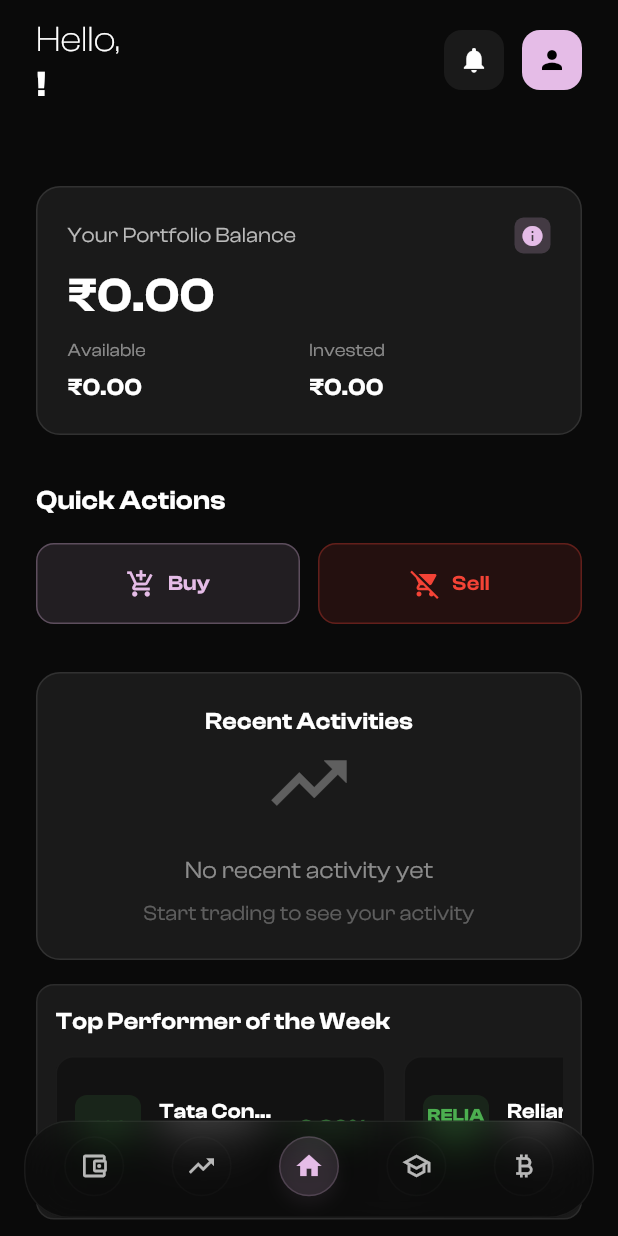
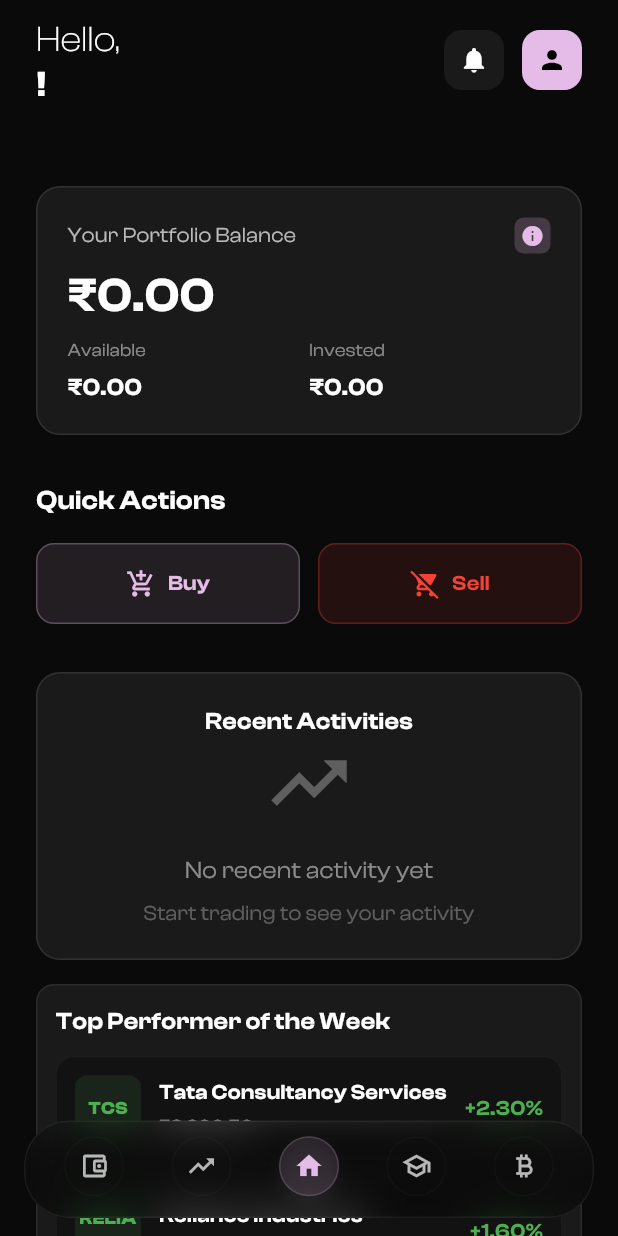
Before and after one commit to nikkhilpareek/virtual_trading_app, a Flutter app: the screen it shows once a user with an empty profile is signed in, on a phone screen of 412 x 824 dp. Run offline on Flutter 3.47's test engine with Material 3 defaults, Android fonts, the light colour scheme and no system bars; our stand-ins replace equatable, flutter_bloc, flutter_markdown, flutter_tts, image_picker, supabase_flutter; accounts and stored records are empty.

Commit message:
fix: update _buildTopPerformers to accept context and improve layout

```diff
--- a/lib/screens/home_page.dart
+++ b/lib/screens/home_page.dart
@@ -198,7 +198,7 @@ class _HomePageState extends State<HomePage> {
   }
 }
 
-Widget _buildTopPerformers() {
+Widget _buildTopPerformers(BuildContext context) {
   // Mock NSE top performers
   final List<Map<String, Object>> topStocks = [
     {
@@ -237,6 +237,7 @@ Widget _buildTopPerformers() {
     child: Column(
       crossAxisAlignment: CrossAxisAlignment.start,
       children: [
+        // Title
         Text(
           'Top Performer of the Week',
           style: TextStyle(
@@ -247,12 +248,14 @@ Widget _buildTopPerformers() {
           ),
         ),
         const SizedBox(height: 12),
-        SizedBox(
-          height: 96,
-          child: ListView.separated(
-            scrollDirection: Axis.horizontal,
-            itemCount: topStocks.length,
-            separatorBuilder: (context, index) => const SizedBox(width: 12),
+        // Vertical list showing only top 5, shrink-wrapped so the outer container
+        // sizes itself exactly to the list contents (no extra bottom space).
+        ListView.separated(
+          shrinkWrap: true,
+          physics: const NeverScrollableScrollPhysics(),
+          padding: EdgeInsets.zero,
+          itemCount: topStocks.length > 5 ? 5 : topStocks.length,
+          separatorBuilder: (context, index) => const SizedBox(height: 12),
           itemBuilder: (context, index) {
             final s = topStocks[index];
             final symbol = s['symbol'] as String;
@@ -262,7 +265,8 @@ Widget _buildTopPerformers() {
             final positive = change >= 0;
 
             return Container(
-                width: 220,
+              // let the item take available width in vertical list
+              width: double.infinity,
               padding: const EdgeInsets.all(12),
               decoration: BoxDecoration(
                 color: const Color(0xff121212),
@@ -320,9 +324,7 @@ Widget _buildTopPerformers() {
                             fontFamily: 'ClashDisplay',
                             fontSize: 12,
                             fontWeight: FontWeight.w500,
-                              color: Colors.white.withAlpha(
-                                (0.7 * 255).round(),
-                              ),
+                            color: Colors.white.withAlpha((0.7 * 255).round()),
                           ),
                         ),
                       ],
@@ -342,6 +344,32 @@ Widget _buildTopPerformers() {
               ),
             );
           },
+        ),
+
+        const SizedBox(height: 12),
+        // Centered See more button at the bottom of the same container
+        Center(
+          child: TextButton(
+            onPressed: () {
+              ScaffoldMessenger.of(
+                context,
+              ).showSnackBar(const SnackBar(content: Text('See more clicked')));
+            },
+            style: TextButton.styleFrom(
+              backgroundColor: const Color(0xFFE5BCE7),
+              padding: const EdgeInsets.symmetric(horizontal: 20, vertical: 8),
+              shape: RoundedRectangleBorder(
+                borderRadius: BorderRadius.circular(8),
+              ),
+            ),
+            child: const Text(
+              'See more',
+              style: TextStyle(
+                fontFamily: 'ClashDisplay',
+                color: Colors.black,
+                fontWeight: FontWeight.w600,
+              ),
+            ),
           ),
         ),
       ],
@@ -703,12 +731,8 @@ class _DashboardScreenState extends State<DashboardScreen> {
               ),
 
               const SizedBox(height: 16),
-              _buildTopPerformers(),
-              const SizedBox(height: 16),
-              _buildTopPerformers(), const SizedBox(height: 16),
-              _buildTopPerformers(), const SizedBox(height: 16),
-              _buildTopPerformers(), const SizedBox(height: 16),
-              _buildTopPerformers(),
+              _buildTopPerformers(context),
+              const SizedBox(height: 100),
             ],
           ),
         ),
@@ -942,7 +966,6 @@ class _DashboardScreenState extends State<DashboardScreen> {
           ],
         ),
         const SizedBox(height: 12),
-
       ],
     );
   }
```
Lines whose indentation alone changed are shown as unchanged.
